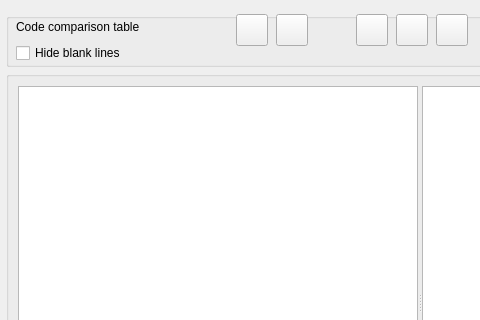
This is GUI_UIs/ui_comparison_table.ui in ccbogel/QualCoder as Qt 5 draws it before an edit; both pictures show x 0 to 480 and y 0 to 320 of the 839 by 540 pixel window. The edited form follows.
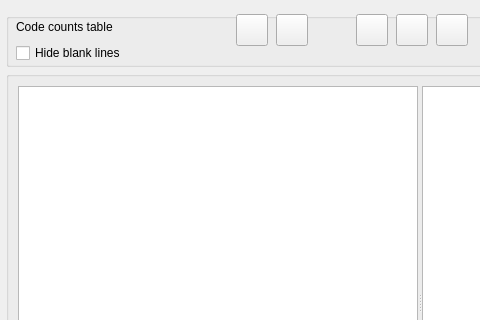
This is the edited form.

Commit message: better name for Code Counts table

What changed in the file:
```diff
--- a/GUI_UIs/ui_comparison_table.ui
+++ b/GUI_UIs/ui_comparison_table.ui
@@ -65,7 +65,7 @@
        <string>&lt;html&gt;&lt;head/&gt;&lt;body&gt;&lt;p&gt;Show the overlapping codes.&lt;/p&gt;&lt;/body&gt;&lt;/html&gt;</string>
       </property>
       <property name="text">
-       <string>Code comparison table</string>
+       <string>Code counts table</string>
       </property>
       <property name="wordWrap">
        <bool>true</bool>
```
Left out of the diff: 2 changed lines with no effect on the pictures. The commit also changes 1 other file.
